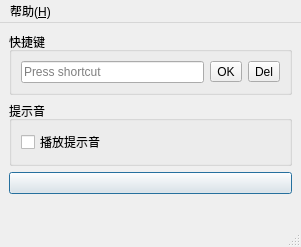
First picture: the form in AutoFirewall/MainWindow.ui, repository SkyD666/Act3SpeedrunTool, before the edit.
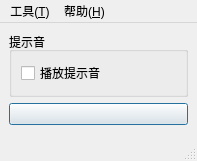
Second picture: the form after the edit. Icons and pictures are not drawn.

What changed in the file:
```diff
--- a/AutoFirewall/MainWindow.ui
+++ b/AutoFirewall/MainWindow.ui
@@ -6,8 +6,8 @@
    <rect>
     <x>0</x>
     <y>0</y>
-    <width>301</width>
-    <height>247</height>
+    <width>197</width>
+    <height>161</height>
    </rect>
   </property>
   <property name="windowTitle">
@@ -19,32 +19,6 @@
   </property>
   <widget class="QWidget" name="centralwidget">
    <layout class="QVBoxLayout" name="verticalLayout">
-    <item>
-     <widget class="QGroupBox" name="groupBox">
-      <property name="title">
-       <string>快捷键</string>
-      </property>
-      <layout class="QHBoxLayout" name="horizontalLayout">
-       <item>
-        <widget class="QKeySequenceEdit" name="keySeq"/>
-       </item>
-       <item>
-        <widget class="QToolButton" name="tbHotkeyEditFinished">
-         <property name="text">
-          <string>OK</string>
-         </property>
-        </widget>
-       </item>
-       <item>
-        <widget class="QToolButton" name="tbClearHotkeyEdit">
-         <property name="text">
-          <string>Del</string>
-         </property>
-        </widget>
-       </item>
-      </layout>
-     </widget>
-    </item>
     <item>
      <widget class="QGroupBox" name="groupBox_2">
       <property name="title">
@@ -94,7 +68,7 @@
     <rect>
      <x>0</x>
      <y>0</y>
-     <width>301</width>
+     <width>197</width>
      <height>21</height>
     </rect>
    </property>
@@ -107,6 +81,13 @@
     <addaction name="actionAboutQt"/>
     <addaction name="actionAbout"/>
    </widget>
+   <widget class="QMenu" name="menuTool">
+    <property name="title">
+     <string>工具(&amp;T)</string>
+    </property>
+    <addaction name="actionSetting"/>
+   </widget>
+   <addaction name="menuTool"/>
    <addaction name="menuHelp"/>
   </widget>
   <widget class="QStatusBar" name="statusbar"/>
```
Left out of the diff: 8 changed lines with no effect on the pictures.
